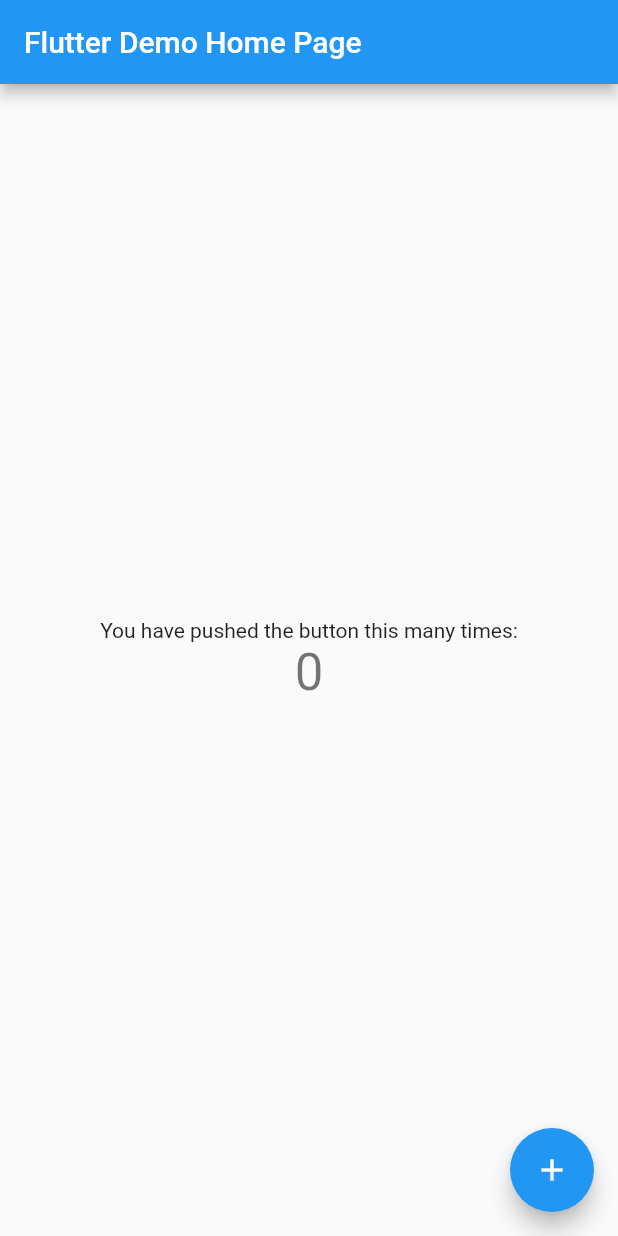
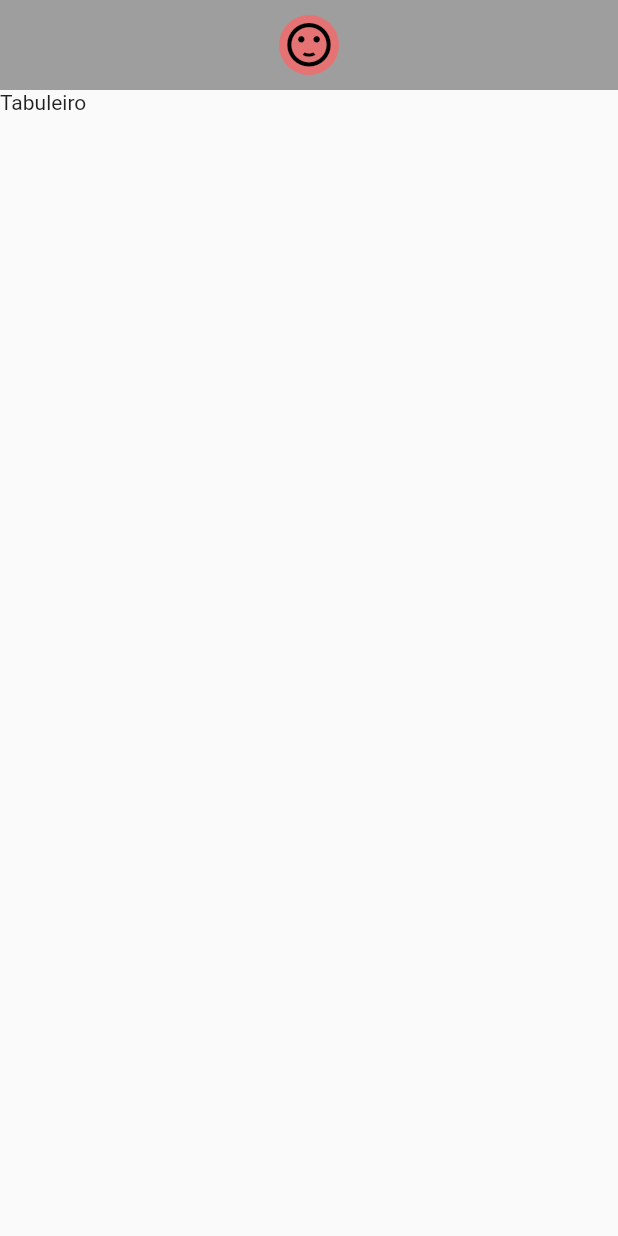
Before and after one commit to ismaelalison/campo_minado, a Flutter app: the screen it shows after launch, on a phone screen of 412 x 824 dp. Run offline on Flutter 3.47's test engine with Material 2 defaults, Android fonts, the phone set to English and light mode, and no system bars.

Commit message:
criação e implementacao tela campo_minado_app

```diff
--- /dev/null
+++ b/lib/components/resultado_widget.dart
@@ -0,0 +1,59 @@
+import 'package:flutter/material.dart';
+
+class ResultadoWidget extends StatelessWidget implements PreferredSizeWidget {
+  final bool? venceu;
+  final Function()? onReiniciar;
+
+  const ResultadoWidget({
+    required this.venceu,
+    required this.onReiniciar,
+    super.key,
+  });
+
+  Color? _getCor() {
+    if (venceu == null) {
+      return Colors.yellow;
+    } else if (venceu!) {
+      return Colors.green[300];
+    } else {
+      return Colors.red[300];
+    }
+  }
+
+  IconData _getIcon() {
+    if (venceu == null) {
+      return Icons.sentiment_satisfied;
+    } else if (venceu!) {
+      return Icons.sentiment_very_satisfied;
+    } else {
+      return Icons.sentiment_satisfied;
+    }
+  }
+
+  @override
+  Widget build(BuildContext context) {
+    return Container(
+      color: Colors.grey,
+      child: SafeArea(
+        child: Container(
+          padding: const EdgeInsets.all(10),
+          child: CircleAvatar(
+            backgroundColor: _getCor(),
+            child: IconButton(
+              padding: const EdgeInsets.all(0),
+              icon: Icon(
+                _getIcon(),
+                color: Colors.black,
+                size: 35,
+              ),
+              onPressed: onReiniciar,
+            ),
+          ),
+        ),
+      ),
+    );
+  }
+
+  @override
+  Size get preferredSize => const Size.fromHeight(120);
+}
--- a/lib/main.dart
+++ b/lib/main.dart
@@ -1,115 +1,7 @@
+import 'package:campo_minado/models/screens/campo_minado_app.dart';
 import 'package:flutter/material.dart';
 
+
 void main() {
-  runApp(const MyApp());
+  runApp(const CampoMinadoApp());
 }
-
-class MyApp extends StatelessWidget {
-  const MyApp({super.key});
-
-  // This widget is the root of your application.
-  @override
-  Widget build(BuildContext context) {
-    return MaterialApp(
-      title: 'Flutter Demo',
-      theme: ThemeData(
-        // This is the theme of your application.
-        //
-        // Try running your application with "flutter run". You'll see the
-        // application has a blue toolbar. Then, without quitting the app, try
-        // changing the primarySwatch below to Colors.green and then invoke
-        // "hot reload" (press "r" in the console where you ran "flutter run",
-        // or simply save your changes to "hot reload" in a Flutter IDE).
-        // Notice that the counter didn't reset back to zero; the application
-        // is not restarted.
-        primarySwatch: Colors.blue,
-      ),
-      home: const MyHomePage(title: 'Flutter Demo Home Page'),
-    );
-  }
-}
-
-class MyHomePage extends StatefulWidget {
-  const MyHomePage({super.key, required this.title});
-
-  // This widget is the home page of your application. It is stateful, meaning
-  // that it has a State object (defined below) that contains fields that affect
-  // how it looks.
-
-  // This class is the configuration for the state. It holds the values (in this
-  // case the title) provided by the parent (in this case the App widget) and
-  // used by the build method of the State. Fields in a Widget subclass are
-  // always marked "final".
-
-  final String title;
-
-  @override
-  State<MyHomePage> createState() => _MyHomePageState();
-}
-
-class _MyHomePageState extends State<MyHomePage> {
-  int _counter = 0;
-
-  void _incrementCounter() {
-    setState(() {
-      // This call to setState tells the Flutter framework that something has
-      // changed in this State, which causes it to rerun the build method below
-      // so that the display can reflect the updated values. If we changed
-      // _counter without calling setState(), then the build method would not be
-      // called again, and so nothing would appear to happen.
-      _counter++;
-    });
-  }
-
-  @override
-  Widget build(BuildContext context) {
-    // This method is rerun every time setState is called, for instance as done
-    // by the _incrementCounter method above.
-    //
-    // The Flutter framework has been optimized to make rerunning build methods
-    // fast, so that you can just rebuild anything that needs updating rather
-    // than having to individually change instances of widgets.
-    return Scaffold(
-      appBar: AppBar(
-        // Here we take the value from the MyHomePage object that was created by
-        // the App.build method, and use it to set our appbar title.
-        title: Text(widget.title),
-      ),
-      body: Center(
-        // Center is a layout widget. It takes a single child and positions it
-        // in the middle of the parent.
-        child: Column(
-          // Column is also a layout widget. It takes a list of children and
-          // arranges them vertically. By default, it sizes itself to fit its
-          // children horizontally, and tries to be as tall as its parent.
-          //
-          // Invoke "debug painting" (press "p" in the console, choose the
-          // "Toggle Debug Paint" action from the Flutter Inspector in Android
-          // Studio, or the "Toggle Debug Paint" command in Visual Studio Code)
-          // to see the wireframe for each widget.
-          //
-          // Column has various properties to control how it sizes itself and
-          // how it positions its children. Here we use mainAxisAlignment to
-          // center the children vertically; the main axis here is the vertical
-          // axis because Columns are vertical (the cross axis would be
-          // horizontal).
-          mainAxisAlignment: MainAxisAlignment.center,
-          children: <Widget>[
-            const Text(
-              'You have pushed the button this many times:',
-            ),
-            Text(
-              '$_counter',
-              style: Theme.of(context).textTheme.headline4,
-            ),
-          ],
-        ),
-      ),
-      floatingActionButton: FloatingActionButton(
-        onPressed: _incrementCounter,
-        tooltip: 'Increment',
-        child: const Icon(Icons.add),
-      ), // This trailing comma makes auto-formatting nicer for build methods.
-    );
-  }
-}
--- a/lib/models/campo.dart
+++ b/lib/models/campo.dart
@@ -1,4 +1,3 @@
-import 'package:flutter/foundation.dart';
 import 'explosao_exception.dart';
 
 class Campo {
--- /dev/null
+++ b/lib/models/screens/campo_minado_app.dart
@@ -0,0 +1,25 @@
+import 'package:campo_minado/components/resultado_widget.dart';
+import 'package:flutter/material.dart';
+
+class CampoMinadoApp extends StatelessWidget {
+  const CampoMinadoApp({super.key});
+
+  _reiniciar() {
+    print('reiniciar...');
+  }
+
+  @override
+  Widget build(BuildContext context) {
+    return MaterialApp(
+      home: Scaffold(
+        appBar: ResultadoWidget(
+          venceu: false,
+          onReiniciar: _reiniciar,
+        ),
+        body: Container(
+          child: const Text('Tabuleiro'),
+        ),
+      ),
+    );
+  }
+}
```
